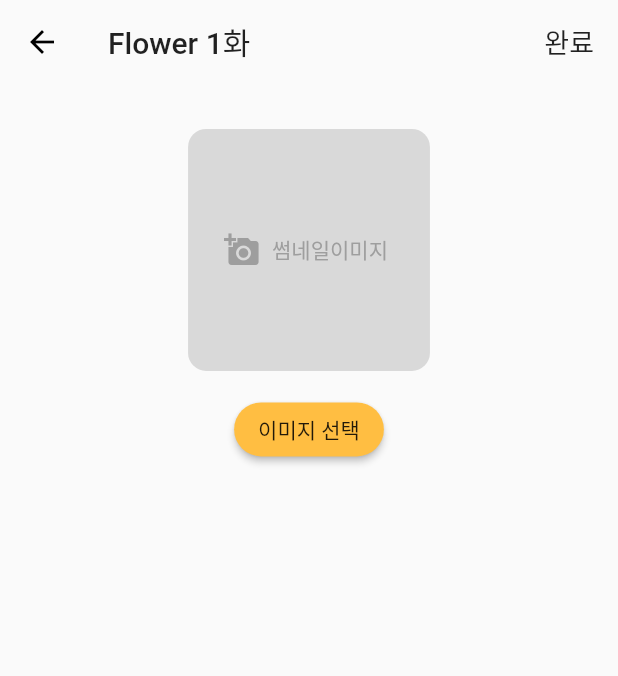
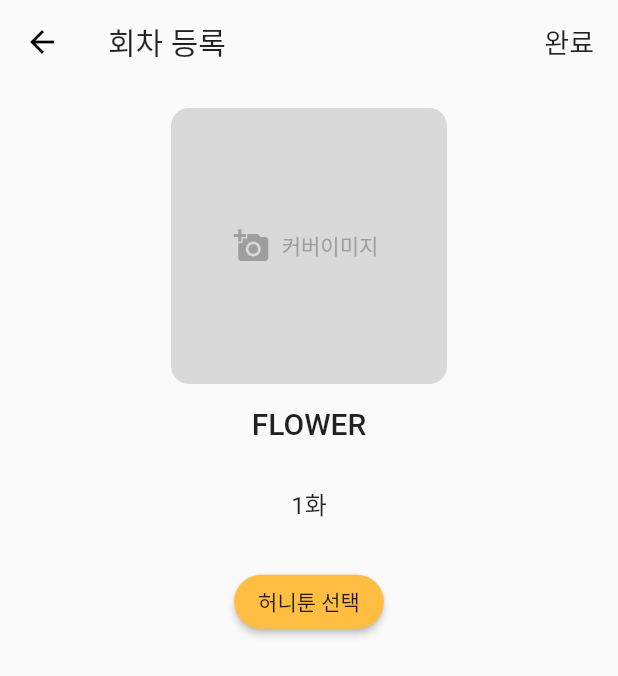
Before and after one commit to yoojh9/honeytoon, a Flutter app: the AddContentScreen screen opened by its route, on a phone screen of 412 x 824 dp. Shown: the top 676 px of the screen. Run offline on Flutter 3.47's test engine with Material 2 defaults, Android fonts, the phone set to English and light mode, and no system bars; our stand-ins replace cached_network_image, cloud_firestore, firebase_auth, firebase_storage, image_picker; missing offline and left inert: flutter_facebook_login, kakao_flutter_sdk, multi_image_picker; accounts and stored records are empty.

```diff
--- a/lib/screens/my/add_content_screen.dart
+++ b/lib/screens/my/add_content_screen.dart
@@ -1,13 +1,14 @@
 import 'dart:async';
 import 'dart:io';
+import 'package:cloud_firestore/cloud_firestore.dart';
 import 'package:firebase_auth/firebase_auth.dart';
 import 'package:flutter/material.dart';
-import 'package:honeytoon/widgets/cover_img_widget.dart';
 import 'package:multi_image_picker/multi_image_picker.dart';
-import '../../helpers/db.dart';
-import 'package:image_picker/image_picker.dart';
+import 'package:provider/provider.dart';
+import '../../providers/honeytoon_meta_provider.dart';
 import '../../helpers/storage.dart';
 import '../../models/honeytoonMeta.dart';
+import '../../widgets/cover_img_widget.dart';
 
 class AddContentScreen extends StatefulWidget {
   static final routeName = 'add-content';
@@ -17,11 +18,11 @@ class AddContentScreen extends StatefulWidget {
 }
 
 class _AddContentScreenState extends State<AddContentScreen> {
+  HoneytoonMetaProvider _metaProvider;
   final _formKey = GlobalKey<FormState>();
   List<Asset> _images = List<Asset>();
   File coverImage;
   var _error = '';
-  final picker = ImagePicker();
   var _isLoading = false;
   var honeytoonMeta = HoneytoonMeta();
 
@@ -39,19 +40,16 @@ class _AddContentScreenState extends State<AddContentScreen> {
     honeytoonMeta.coverImgUrl = downloadUrl;
     honeytoonMeta.displayName = user.displayName;
     honeytoonMeta.uid = user.uid;
+    honeytoonMeta.createTime = Timestamp.now();
+    honeytoonMeta.totalCount = 0;
 
-    await DB.addHoneytoonMeta(honeytoonMeta);
+    _metaProvider.createHoneytoonMeta(honeytoonMeta);
 
     setState(() {
       _isLoading = false;
     });
 
     Navigator.of(ctx).pop();
-  }
-
-  @override
-  void initState() {
-    super.initState();
   }
 
   Future<void> loadAssets() async {
@@ -93,21 +91,25 @@ class _AddContentScreenState extends State<AddContentScreen> {
     );
   }
 
+
+  @override
+  void initState() {
+    super.initState();
+  }
+
+
   @override
   Widget build(BuildContext context) {
     final mediaQueryData = MediaQuery.of(context);
-    final width = mediaQueryData.size.width -
-        (mediaQueryData.padding.right + mediaQueryData.padding.left);
-    final height = mediaQueryData.size.height -
-        (kToolbarHeight +
-            mediaQueryData.padding.top +
-            mediaQueryData.padding.bottom);
+    final width = mediaQueryData.size.width - (mediaQueryData.padding.right + mediaQueryData.padding.left);
+    final height = mediaQueryData.size.height - (kToolbarHeight + mediaQueryData.padding.top + mediaQueryData.padding.bottom);
+    _metaProvider = Provider.of<HoneytoonMetaProvider>(context);
 
     return Scaffold(
         appBar: AppBar(
           backgroundColor: Colors.transparent,
           elevation: 0,
-          title: Text('Flower 1화'),
+          title: Text('회차 등록'),
           actions: <Widget>[
             Container(
               alignment: Alignment.center,
@@ -129,33 +131,36 @@ class _AddContentScreenState extends State<AddContentScreen> {
             ? Center(child: CircularProgressIndicator())
             : SafeArea(
                 child: Container(
-                alignment: Alignment.center,
-                padding:
-                    const EdgeInsets.symmetric(vertical: 30, horizontal: 30),
+                alignment: Alignment.topCenter,
+                padding: const EdgeInsets.all(16),
                 child: Form(
                   key: _formKey,
-                  child: Column(
-                      crossAxisAlignment: CrossAxisAlignment.center,
-                      mainAxisAlignment: MainAxisAlignment.start,
-                      children: <Widget>[
+                  child: Column(children: <Widget>[
                     Expanded(
                       flex: 1,
                       child: CoverImgWidget(coverImage),
                     ),
-                        SizedBox(
-                          height: 15,
-                        ),
+                    Expanded(
+                      flex: 1,
+                      child: Column(
+                        mainAxisAlignment: MainAxisAlignment.spaceAround,
+                        children: [
+                          Text('FLOWER', style: Theme.of(context).textTheme.headline6),
+                          Text('1화', style: Theme.of(context).textTheme.subtitle1),
+
                           RaisedButton(
                               color: Theme.of(context).primaryColor,
                               shape: RoundedRectangleBorder(
                                 borderRadius: BorderRadius.circular(30),
                               ),
-                            child: Text('이미지 선택'),
+                              child: Text('허니툰 선택'),
                               onPressed: loadAssets),
+                        ],
+                      ),
+                    ),
                     Expanded(
-                          flex: 3,
-                          child:
-                              _images.length > 0 ? buildGridView() : SizedBox(),
+                      flex: 2,
+                      child: _images.length > 0 ? buildGridView() : SizedBox(),
                     )
                   ]),
                 ),
--- a/lib/screens/settings/setting_tile.dart
+++ b/lib/screens/settings/setting_tile.dart
@@ -3,7 +3,6 @@ import 'package:flutter/material.dart';
 import 'package:flutter/widgets.dart';
 import 'package:flutter/foundation.dart';
 import './cupertino_settings_item.dart';
-import './cupertino_settings_section.dart';
 
 enum _SettingTileType { simple, switchTile }
 
--- a/lib/widgets/cover_img_widget.dart
+++ b/lib/widgets/cover_img_widget.dart
@@ -37,7 +37,7 @@ class _CoverImgWidgetState extends State<CoverImgWidget> {
             child: Center(child: FlatButton.icon(
               onPressed: _getImage,
               icon: Icon(Icons.add_a_photo, color: Colors.grey,),
-              label: Text('썸네일이미지', style: TextStyle(color: Colors.grey),))
+              label: Text('커버이미지', style: TextStyle(color: Colors.grey),))
             )
           )
           : Container(
```
Also changed, not shown: lib/screens/my/add_contentmeta_screen.dart (+14 -35 lines), lib/screens/my/honeytoon_my_screen.dart (+7 -14 lines), lib/widgets/my_honeytoon_listview.dart (+20 -13 lines). Lines whose indentation alone changed are shown as unchanged.
